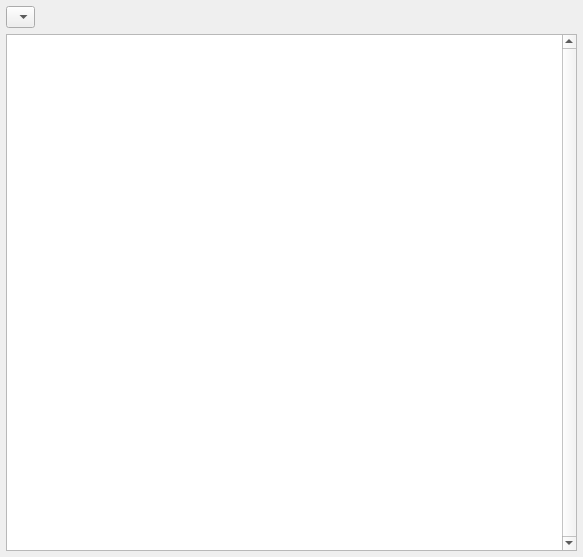
This is src/app/puzzle/carousel/vpcarrousel.ui in dismine/valentina as Qt 5 draws it before an edit. The edited form follows.
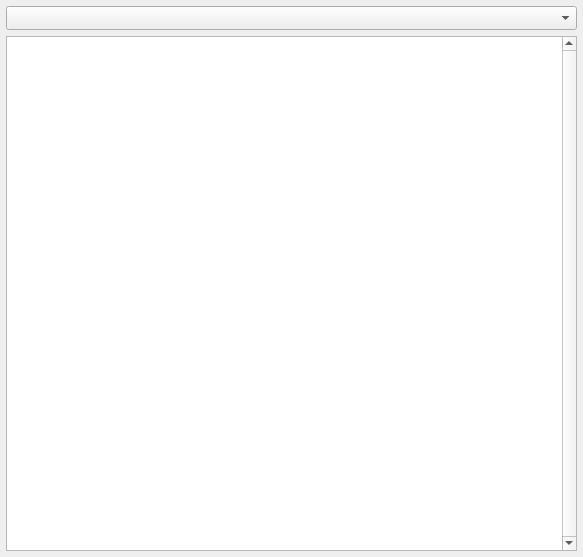
This is the edited form. Custom widgets are drawn as their Qt base class.

Commit message: error: 'AdjustToMinimumContentsLength' is deprecated: Use AdjustToContents or AdjustToContentsOnFirstShow.

Patch:
```diff
--- a/src/app/puzzle/carousel/vpcarrousel.ui
+++ b/src/app/puzzle/carousel/vpcarrousel.ui
@@ -29,13 +29,13 @@
    <item>
     <widget class="QComboBox" name="comboBoxPieceList">
      <property name="sizePolicy">
-      <sizepolicy hsizetype="Fixed" vsizetype="Fixed">
+      <sizepolicy hsizetype="Minimum" vsizetype="Fixed">
        <horstretch>0</horstretch>
        <verstretch>0</verstretch>
       </sizepolicy>
      </property>
      <property name="sizeAdjustPolicy">
-      <enum>QComboBox::AdjustToMinimumContentsLength</enum>
+      <enum>QComboBox::AdjustToMinimumContentsLengthWithIcon</enum>
      </property>
     </widget>
    </item>
```
